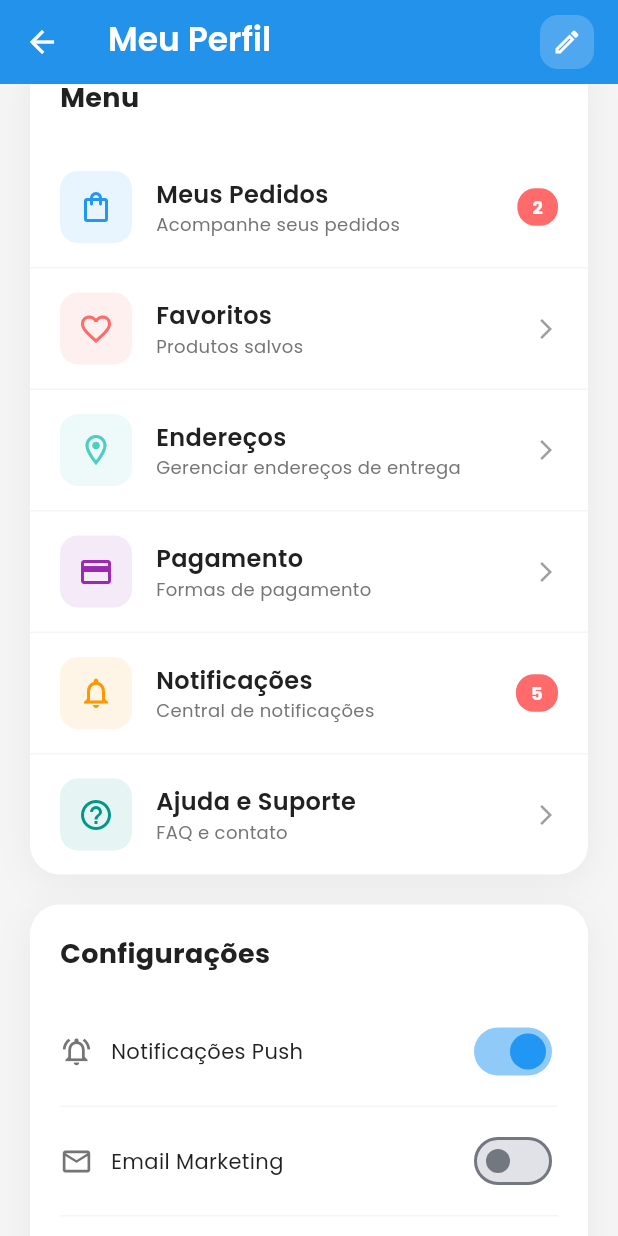
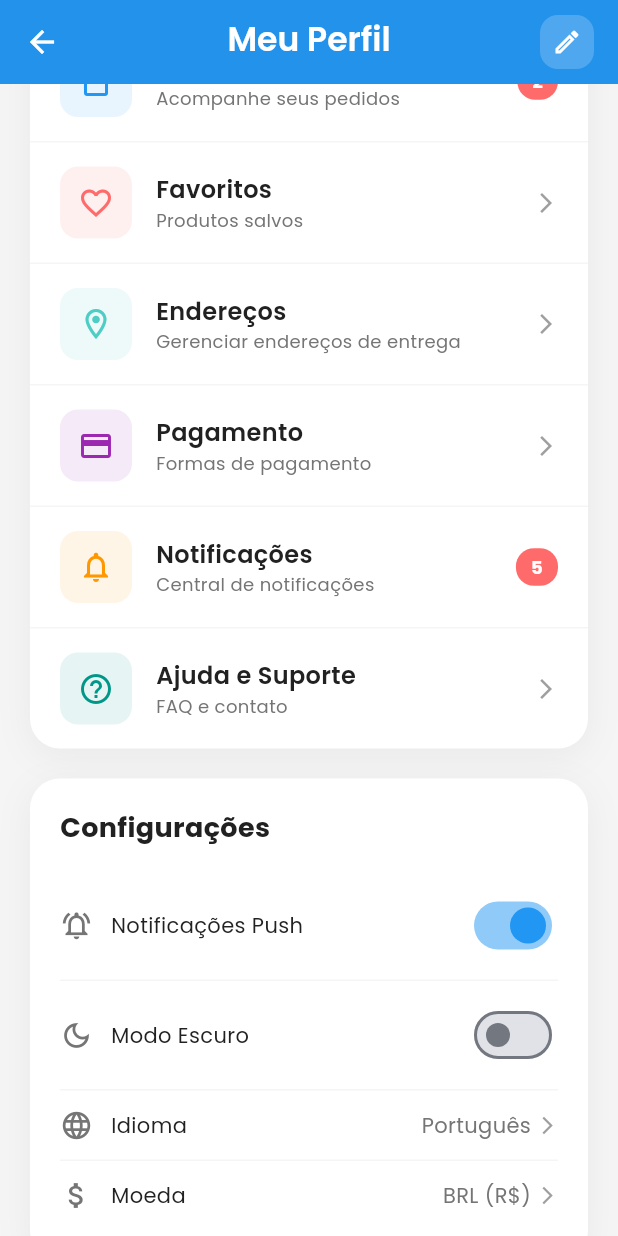
Before and after one commit to GOA03/DevShop, a Flutter app: the ProfileScreen screen opened directly, scrolled down 576 dp, on a phone screen of 412 x 824 dp. Run offline on Flutter 3.47's test engine with Material 3 defaults, Android fonts, the phone set to English and light mode, and no system bars; our stand-ins replace get, google_fonts; network calls fail.

Commit message:
refactor(profile): adjust profile screen layout and remove email marketing option
- Reduce app bar height and center title
- Add top margin to profile header
- Increase horizontal margin and padding for logout button
- Remove email marketing setting option

```diff
--- a/lib/views/profile/profile_screen.dart
+++ b/lib/views/profile/profile_screen.dart
@@ -85,10 +85,18 @@ class _ProfileScreenState extends State<ProfileScreen> with SingleTickerProvider
 
     Widget _buildAppBar() {
     return SliverAppBar(
-      expandedHeight: 200,
+      expandedHeight: 100,
       pinned: true,
       backgroundColor: AppColors.primary,
       flexibleSpace: FlexibleSpaceBar(
+        centerTitle: true, // centraliza mesmo em collapse
+        title: Text(
+          'Meu Perfil',
+          style: GoogleFonts.poppins(
+            color: Colors.white,
+            fontWeight: FontWeight.w600,
+          ),
+        ),
         background: Container(
           decoration: BoxDecoration(
             gradient: LinearGradient(
@@ -129,13 +137,6 @@ class _ProfileScreenState extends State<ProfileScreen> with SingleTickerProvider
             ],
           ),
         ),
-        title: Text(
-          'Meu Perfil',
-          style: GoogleFonts.poppins(
-            color: Colors.white,
-            fontWeight: FontWeight.w600,
-          ),
-        ),
       ),
       actions: [
         IconButton(
@@ -158,11 +159,12 @@ class _ProfileScreenState extends State<ProfileScreen> with SingleTickerProvider
     );
   }
 
+
     Widget _buildProfileHeader() {
   return FadeTransition(
     opacity: _fadeAnimation,
     child: Container(
-        transform: Matrix4.translationValues(0, -40, 0),
+      margin: const EdgeInsets.only(top: 16), // margem top adicionada
       child: Column(
         children: [
           // Avatar
@@ -240,6 +242,7 @@ class _ProfileScreenState extends State<ProfileScreen> with SingleTickerProvider
     ),
   );
 }
+
 
   Widget _buildStatsSection() {
     return SlideTransition(
@@ -552,12 +555,6 @@ class _ProfileScreenState extends State<ProfileScreen> with SingleTickerProvider
               value: true,
             ),
             _buildSettingItem(
-              title: 'Email Marketing',
-              icon: Icons.email_outlined,
-              isSwitch: true,
-              value: false,
-            ),
-            _buildSettingItem(
               title: 'Modo Escuro',
               icon: Icons.dark_mode_outlined,
               isSwitch: true,
@@ -658,7 +655,7 @@ class _ProfileScreenState extends State<ProfileScreen> with SingleTickerProvider
     return FadeTransition(
       opacity: _fadeAnimation,
       child: Container(
-        margin: const EdgeInsets.symmetric(horizontal: 20),
+        margin: const EdgeInsets.symmetric(horizontal: 30),
         child: ElevatedButton.icon(
           onPressed: () {
             _showLogoutDialog();
@@ -673,7 +670,7 @@ class _ProfileScreenState extends State<ProfileScreen> with SingleTickerProvider
           style: ElevatedButton.styleFrom(
             backgroundColor: Colors.red.shade600,
             foregroundColor: Colors.white,
-            padding: const EdgeInsets.symmetric(vertical: 16),
+            padding: const EdgeInsets.symmetric(vertical: 24),
             shape: RoundedRectangleBorder(
               borderRadius: BorderRadius.circular(15),
             ),
```
Lines whose indentation alone changed are shown as unchanged.
